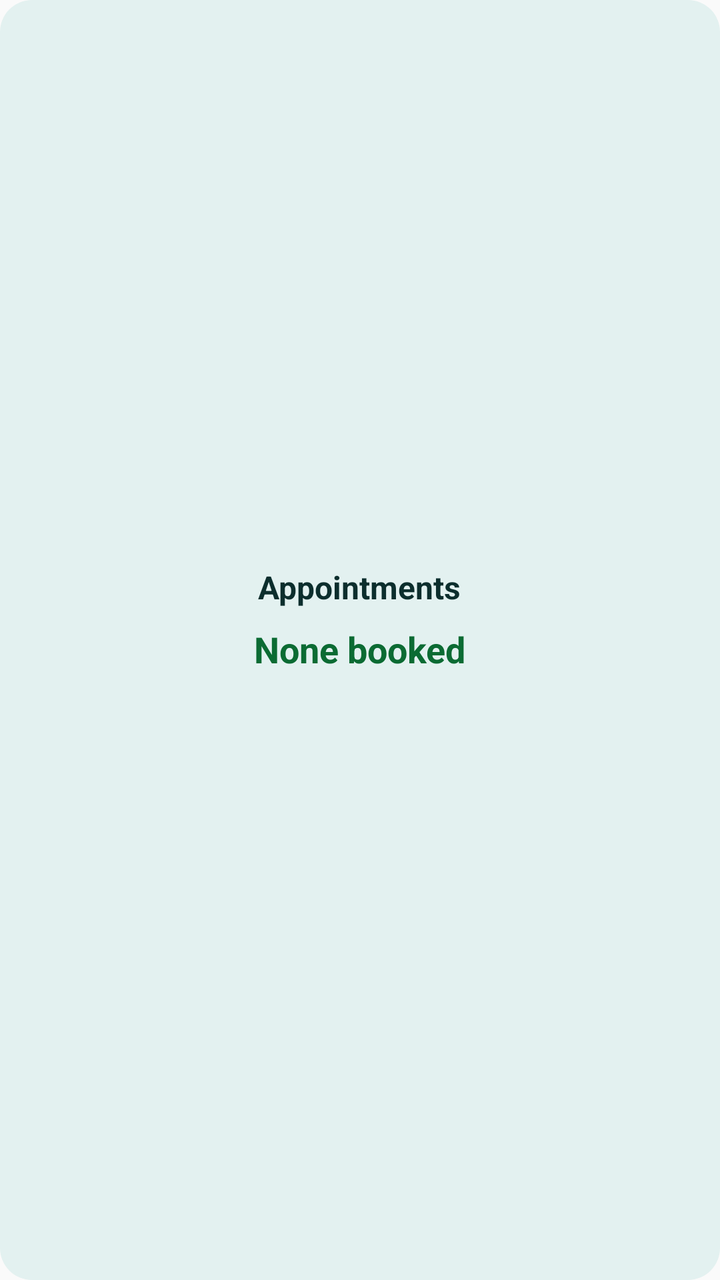
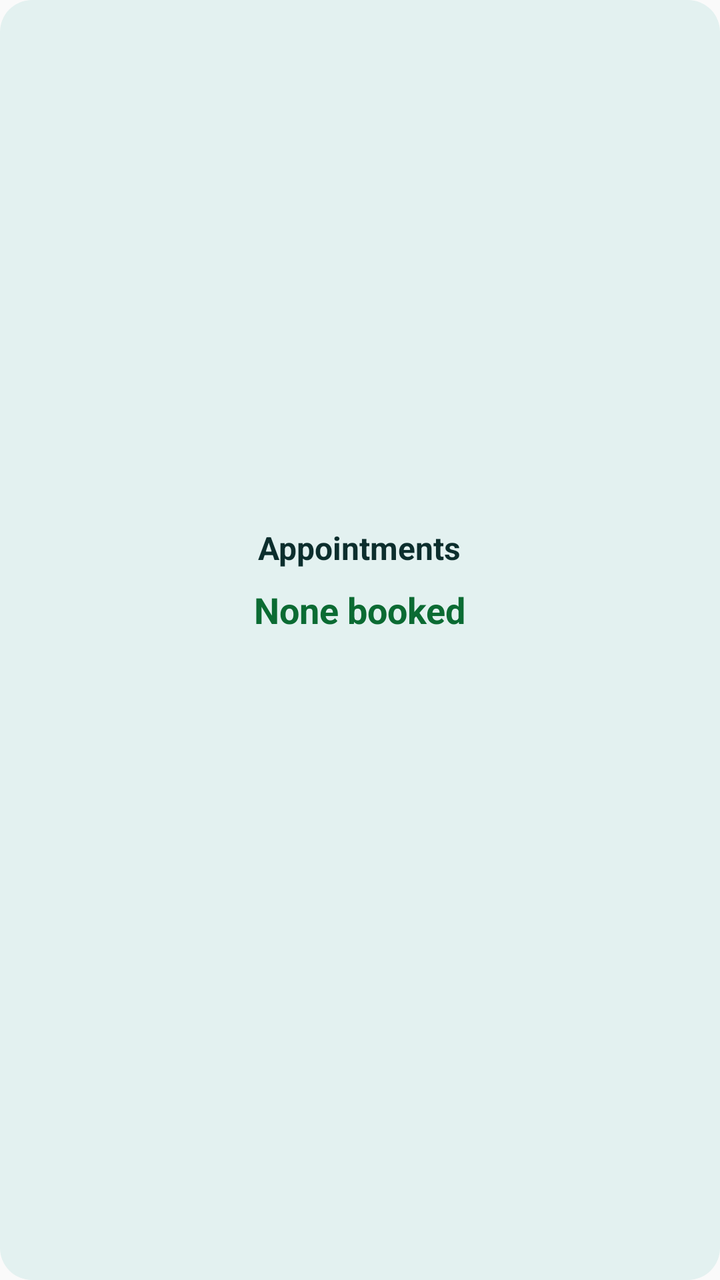

Two renders of the same Android screen: before a commit and after it. Below are the layout's source before the change and the commit's diff.
<!-- AndroidManifest.xml: application theme AppTheme -->
<!-- res/layout/appointment_widget.xml -->
<?xml version="1.0" encoding="utf-8"?>
<LinearLayout xmlns:android="http://schemas.android.com/apk/res/android"
    android:id="@+id/widget_root"
    android:layout_width="match_parent"
    android:layout_height="match_parent"
    android:orientation="vertical"
    android:padding="16dp"
    android:background="@drawable/widget_background"
    android:gravity="center">

    <TextView
        android:id="@+id/widget_appt_title"
        android:layout_width="wrap_content"
        android:layout_height="wrap_content"
        android:text="Appointments"
        android:textSize="16sp"
        android:textColor="@color/widget_text_primary"
        android:textStyle="bold" />

    <TextView
        android:id="@+id/widget_appt_count"
        android:layout_width="wrap_content"
        android:layout_height="wrap_content"
        android:layout_marginTop="8dp"
        android:text="None booked"
        android:textSize="18sp"
        android:textColor="@color/widget_good"
        android:textStyle="bold" />

    <TextView
        android:id="@+id/widget_next_appt"
        android:layout_width="wrap_content"
        android:layout_height="wrap_content"
        android:layout_marginTop="4dp"
        android:text=""
        android:textSize="12sp"
        android:textColor="@color/widget_text_muted" />
</LinearLayout>
<!-- resources referenced by this layout -->
<resources>
  <color name="widget_good">#0B6B33</color>
  <color name="widget_text_muted">#4C6664</color>
  <color name="widget_text_primary">#0C2E2D</color>
  <!-- drawable widget_background (drawable) -->
  <?xml version="1.0" encoding="utf-8"?>
  <shape xmlns:android="http://schemas.android.com/apk/res/android"
      android:shape="rectangle">
      <solid android:color="@color/widget_bg" />
      <corners android:radius="16dp" />
  </shape>
  <style name="AppTheme" parent="Theme.AppCompat.Light.DarkActionBar">
          
          <item name="colorPrimary">@color/colorPrimary</item>
          <item name="colorPrimaryDark">@color/colorPrimaryDark</item>
          <item name="colorAccent">@color/colorAccent</item>
          <item name="android:statusBarColor">@android:color/transparent</item>
          <item name="android:navigationBarColor">@android:color/transparent</item>
      </style>
  <color name="widget_bg">#E3F1F0</color>
</resources>

<!-- the commit's change to res/layout/appointment_widget.xml (unified diff, before → after) -->
@@ -35,4 +35,29 @@
         android:text=""
         android:textSize="12sp"
         android:textColor="@color/widget_text_muted" />
+
+    
+    <TextView
+        android:id="@+id/widget_appt_time"
+        android:layout_width="wrap_content"
+        android:layout_height="wrap_content"
+        android:layout_marginTop="2dp"
+        android:text=""
+        android:textSize="14sp"
+        android:textColor="@color/widget_text_primary"
+        android:maxLines="1"
+        android:ellipsize="end" />
+
+    <TextView
+        android:id="@+id/widget_appt_location"
+        android:layout_width="wrap_content"
+        android:layout_height="wrap_content"
+        android:layout_marginTop="2dp"
+        android:text=""
+        android:textSize="12sp"
+        android:textColor="@color/widget_text_muted"
+        android:maxLines="1"
+        android:ellipsize="end"
+        android:clickable="false"
+        android:focusable="false" />
 </LinearLayout>
